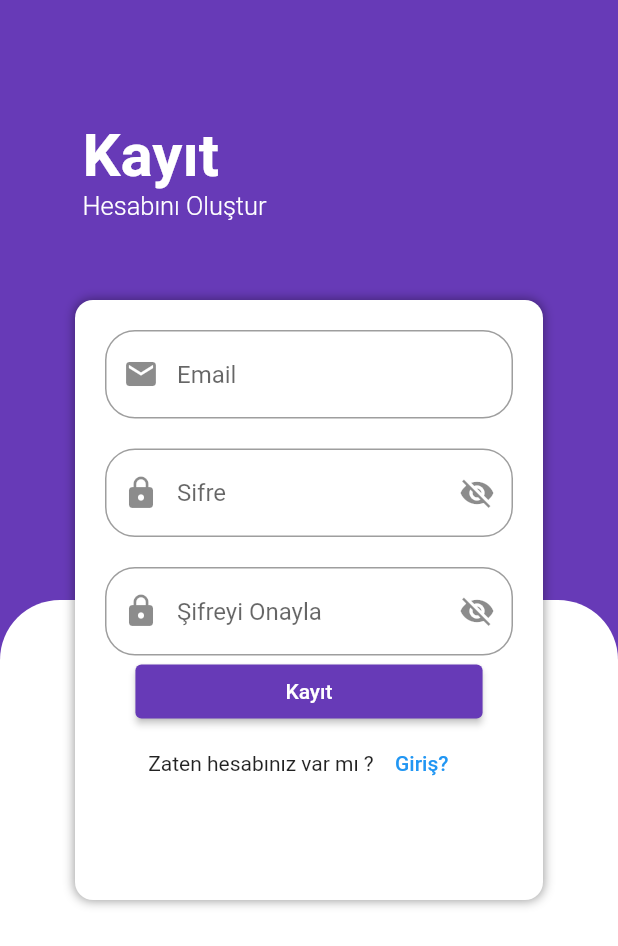
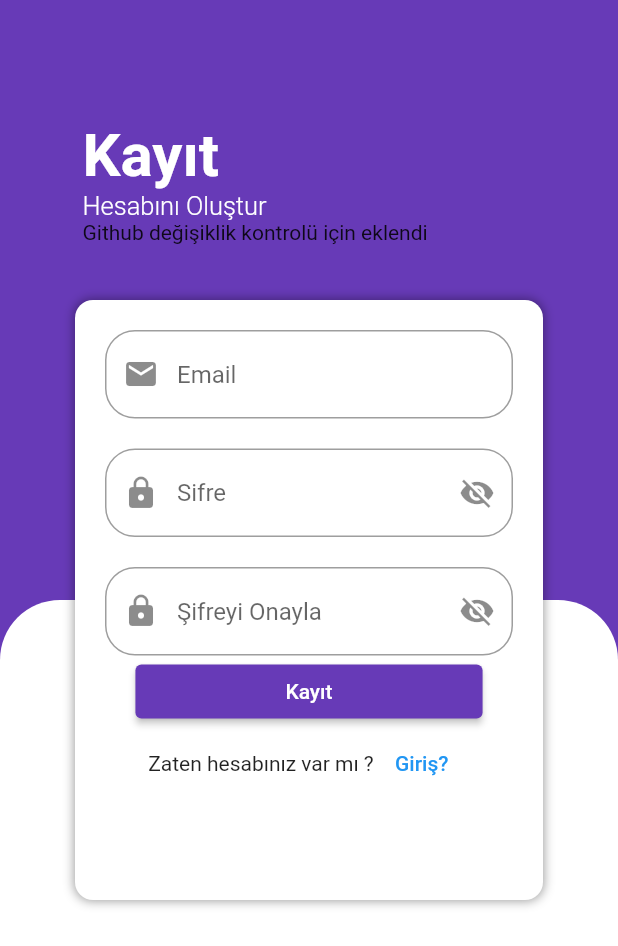
Before and after one commit to ersincrt/girisekrani, a Flutter app: the RegisterScreen screen opened directly, on a phone screen of 412 x 824 dp. Shown: the top 946 px of the screen. Run offline on Flutter 3.47's test engine with Material 2 defaults, Android fonts, the light colour scheme and no system bars.

Commit message:
yeni bir text eklendi

```diff
--- a/lib/kayitekrani.dart
+++ b/lib/kayitekrani.dart
@@ -160,6 +160,7 @@ class _RegisterScreenState extends State<RegisterScreen> {
                         fontWeight: FontWeight.w300,
                         fontSize: 17),
                   ),
+                  Text('Github değişiklik kontrolü için eklendi'),
                 ],
               ),
             ),
```
